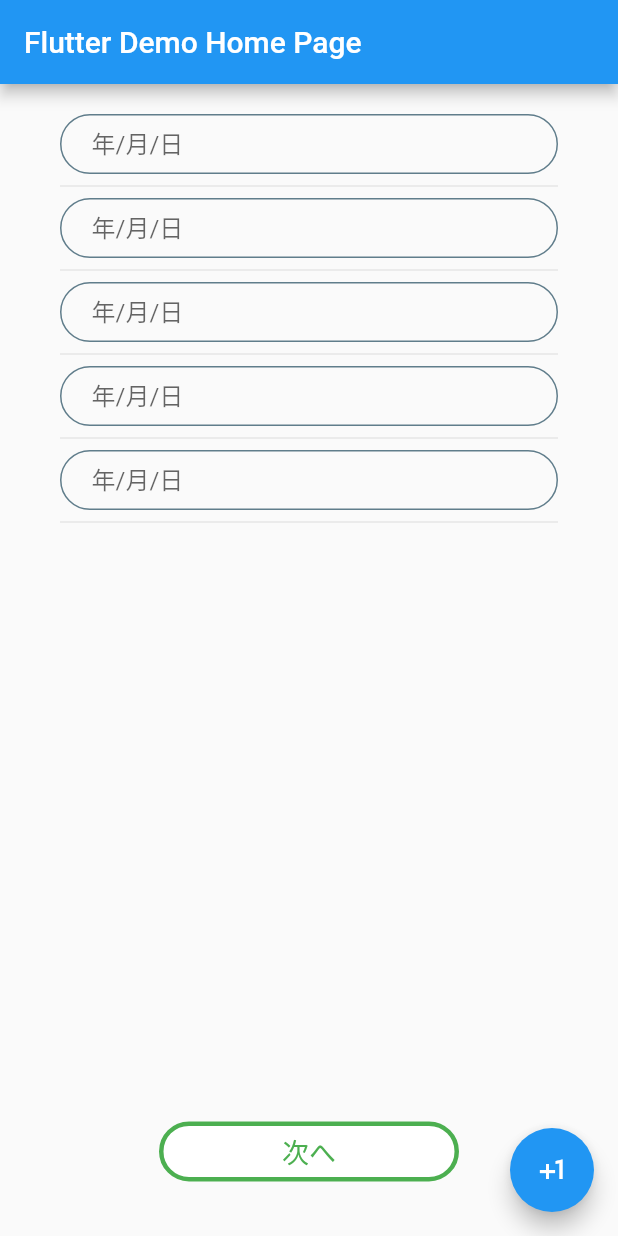
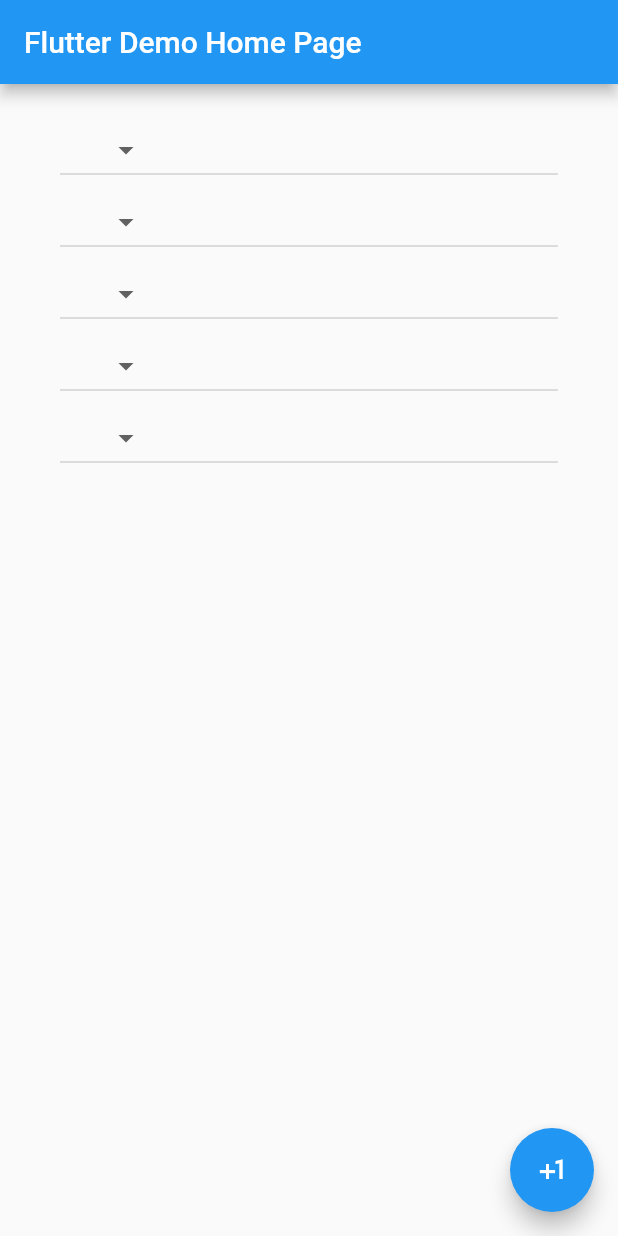
Before and after one commit to t-sawano/flutter-tabbar-view, a Flutter app: the screen it shows after launch, after a tap on the "plus one" icon, on a phone screen of 412 x 824 dp. Run offline on Flutter 3.47's test engine with Material 2 defaults, Android fonts, the phone set to English and light mode, and no system bars; drawn by our look-alikes of datetime_picker_formfield; our stand-ins replace bubble_tab_indicator.

Commit message:
ドロップダウンリストのデータ取得検証完了

```diff
--- a/lib/main.dart
+++ b/lib/main.dart
@@ -1,5 +1,6 @@
 import 'package:flutter/material.dart';
 import 'package:flutter_localizations/flutter_localizations.dart';
+import 'package:myapp/view/dropdown_list.dart';
 import 'package:myapp/view/sample_datepicker.dart';
 import 'package:provider/provider.dart';
 
@@ -35,6 +36,7 @@ class MyHomePage extends StatefulWidget {
 }
 
 class _MyHomePageState extends State<MyHomePage> {
+  final _widget = MyWidgetList();
   @override
   Widget build(BuildContext context) {
     return ChangeNotifierProvider<MyState>(
@@ -50,15 +52,21 @@ class _MyHomePageState extends State<MyHomePage> {
             // child: VariableLengthCard()
             // child: MyListWidget(ListViewWidgetProvider())
             // child: TextWithDatePicker(DatePickerProvider())
-            child: DateTextFieldListView(provider),
+            // child: DateTextFieldListView(provider),
+            child: _widget,
             //BodyWidget()
           ),
           floatingActionButton: FloatingActionButton(
             child: Icon(Icons.plus_one),
             onPressed: () {
-              print("要素数 => ${provider.items.length}");
-              provider.items.asMap().forEach((key, value) {
-                print("要素${key + 1} => ${value.controller.text}");
+              // print("要素数 => ${provider.items.length}");
+              // provider.items.asMap().forEach(
+              //   (key, value) {
+              //     print("要素${key + 1} => ${value.controller.text}");
+              //   },
+              // );
+              _widget.items.forEach((element) {
+                print("${element.provider.selected}");
               });
             },
           ),
--- /dev/null
+++ b/lib/view/dropdown_list.dart
@@ -0,0 +1,69 @@
+import 'package:flutter/cupertino.dart';
+import 'package:flutter/material.dart';
+import 'package:provider/provider.dart';
+
+class DropdownMenuItemProvider with ChangeNotifier {
+  final _items = [
+    "砂糖",
+    "塩",
+    "酢",
+    "醤油",
+    "味噌",
+  ];
+  final List<DropdownMenuItem> _widgets = [];
+  List<DropdownMenuItem> get widgets => _widgets;
+  int _selected;
+  int get selected => _selected;
+
+  DropdownMenuItemProvider() {
+    _items.asMap().forEach((key, value) {
+      _widgets.add(DropdownMenuItem(value: key, child: Text(value)));
+    });
+  }
+
+  void setSelected(int value) {
+    _selected = value;
+    notifyListeners();
+  }
+}
+
+class DropdownListWidget extends StatelessWidget {
+  final _provider = DropdownMenuItemProvider();
+  DropdownMenuItemProvider get provider => _provider;
+
+  @override
+  Widget build(BuildContext context) {
+    return Container(
+      child: ChangeNotifierProvider(
+        create: (_) => _provider,
+        child: Consumer<DropdownMenuItemProvider>(
+          builder: (_, provider, __) => DropdownButton(
+              value: provider.selected,
+              items: provider.widgets,
+              onChanged: (picked) {
+                provider.setSelected(picked);
+              }),
+        ),
+      ),
+    );
+  }
+}
+
+class MyWidgetList extends StatelessWidget {
+  final List<DropdownListWidget> _items = [
+    DropdownListWidget(),
+    DropdownListWidget(),
+    DropdownListWidget(),
+    DropdownListWidget(),
+    DropdownListWidget(),
+  ];
+  List<DropdownListWidget> get items => _items;
+
+  @override
+  Widget build(BuildContext context) {
+    return Container(
+      child: ListView.builder(
+          itemCount: _items.length, itemBuilder: (_, index) => _items[index]),
+    );
+  }
+}
--- a/lib/view/sample_datepicker.dart
+++ b/lib/view/sample_datepicker.dart
@@ -3,6 +3,8 @@ import 'package:flutter/cupertino.dart';
 import 'package:flutter/material.dart';
 import 'package:intl/intl.dart';
 import 'package:provider/provider.dart';
+
+import 'dropdown_list.dart';
 
 /// 今日日付を基準としたDatePickerを呼び出すstaticクラス
 class CommonDatepicker {
@@ -37,6 +39,7 @@ class DatePickerProvider with ChangeNotifier {
 class TextWithDatePicker extends StatelessWidget {
   final format = DateFormat("yyyy年MM月dd日");
   final TextEditingController _controller = TextEditingController();
+
   TextEditingController get controller => _controller;
 
   @override
@@ -50,10 +53,13 @@ class TextWithDatePicker extends StatelessWidget {
         create: (_) => DatePickerProvider(),
         child: Consumer<DatePickerProvider>(
           builder: (_, provider, __) => Container(
+            child: Column(
+              children: <Widget>[
+                Expanded(
                   child: DateTimeField(
                     decoration: InputDecoration(
-                contentPadding:
-                    EdgeInsets.only(top: 10.0, bottom: 10.0, left: 20.0),
+                        contentPadding: EdgeInsets.only(
+                            top: 10.0, bottom: 10.0, left: 20.0),
                         border: InputBorder.none,
                         hintText: "年/月/日"),
                     format: format,
@@ -64,7 +70,11 @@ class TextWithDatePicker extends StatelessWidget {
                     onChanged: (value) {
                       // provider
                     },
-          )),
+                  ),
+                ),
+              ],
+            ),
+          ),
         ),
       ),
     );
@@ -120,10 +130,8 @@ class DateTextFieldListView extends StatelessWidget {
                         style: BorderStyle.solid)),
                 child: FlatButton(
                   color: Colors.white,
-                  child: Text(
-                    "次へ",
-                    style: TextStyle(color: Colors.green, fontSize: 18.0),
-                  ),
+                  child: Text("次へ",
+                      style: TextStyle(color: Colors.green, fontSize: 18.0)),
                   onPressed: () {
                     print("${DateTime.now()}");
                   },
```
Lines whose indentation alone changed are shown as unchanged.
